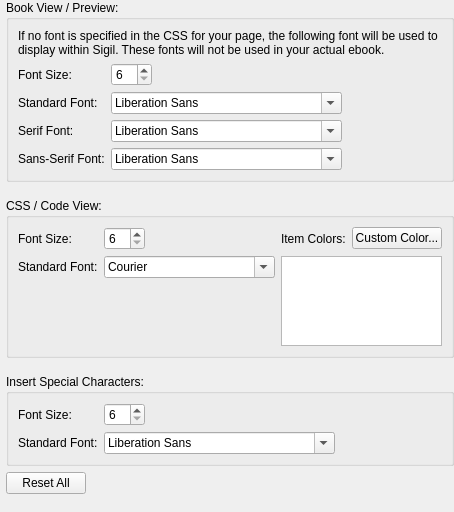
Above: src/Form_Files/PAppearanceWidget.ui from Sigil-Ebook/Sigil before the change. Below: the same form after it.
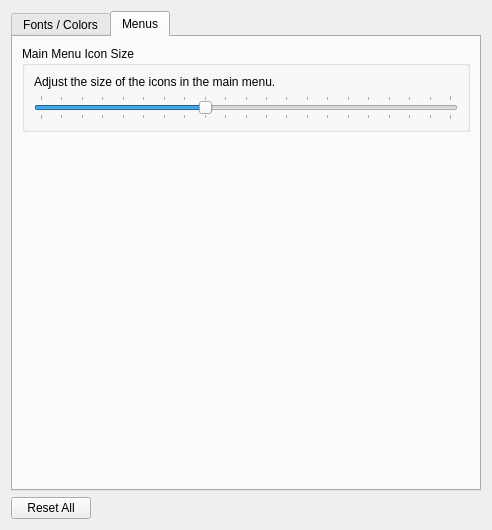
That is the form after the change. The open tabs and pages were chosen to show the change.

Commit message: Allow icon size tweaking via prefs

Diff of the .ui file:
```diff
--- a/src/Form_Files/PAppearanceWidget.ui
+++ b/src/Form_Files/PAppearanceWidget.ui
@@ -14,18 +14,16 @@
    <string>Appearance</string>
   </property>
   <layout class="QVBoxLayout" name="verticalLayout">
-   <property name="leftMargin">
-    <number>6</number>
-   </property>
-   <property name="topMargin">
+   <item>
+    <widget class="QTabWidget" name="tabAppearance">
+     <property name="currentIndex">
     <number>0</number>
    </property>
-   <property name="rightMargin">
-    <number>0</number>
-   </property>
-   <property name="bottomMargin">
-    <number>0</number>
-   </property>
+     <widget class="QWidget" name="fontsTab">
+      <attribute name="title">
+       <string>Fonts / Colors</string>
+      </attribute>
+      <layout class="QVBoxLayout" name="verticalLayout_2">
    <item>
     <widget class="QGroupBox" name="groupBoxBookView">
      <property name="title">
@@ -371,6 +369,100 @@
     </widget>
    </item>
    <item>
+        <spacer name="verticalSpacer">
+         <property name="orientation">
+          <enum>Qt::Vertical</enum>
+         </property>
+         <property name="sizeHint" stdset="0">
+          <size>
+           <width>20</width>
+           <height>0</height>
+          </size>
+         </property>
+        </spacer>
+       </item>
+      </layout>
+     </widget>
+     <widget class="QWidget" name="menusTab">
+      <attribute name="title">
+       <string>Menus</string>
+      </attribute>
+      <layout class="QVBoxLayout" name="verticalLayout_3">
+       <item>
+        <widget class="QGroupBox" name="groupBoxIconSize">
+         <property name="title">
+          <string>Main Menu Icon Size</string>
+         </property>
+         <layout class="QVBoxLayout" name="verticalLayout_4">
+          <item>
+           <widget class="QLabel" name="labelIconSize">
+            <property name="text">
+             <string>Adjust the size of the icons in the main menu.</string>
+            </property>
+            <property name="wordWrap">
+             <bool>true</bool>
+            </property>
+           </widget>
+          </item>
+          <item>
+           <widget class="QSlider" name="iconSizeSlider">
+            <property name="minimum">
+             <number>10</number>
+            </property>
+            <property name="maximum">
+             <number>30</number>
+            </property>
+            <property name="value">
+             <number>18</number>
+            </property>
+            <property name="sliderPosition">
+             <number>18</number>
+            </property>
+            <property name="orientation">
+             <enum>Qt::Horizontal</enum>
+            </property>
+            <property name="tickPosition">
+             <enum>QSlider::TicksBothSides</enum>
+            </property>
+            <property name="tickInterval">
+             <number>1</number>
+            </property>
+           </widget>
+          </item>
+         </layout>
+        </widget>
+       </item>
+       <item>
+        <spacer name="verticalSpacerTab">
+         <property name="orientation">
+          <enum>Qt::Vertical</enum>
+         </property>
+         <property name="sizeHint" stdset="0">
+          <size>
+           <width>20</width>
+           <height>40</height>
+          </size>
+         </property>
+        </spacer>
+       </item>
+      </layout>
+     </widget>
+    </widget>
+   </item>
+   <item>
+    <spacer name="verticalSpacerReset">
+     <property name="orientation">
+      <enum>Qt::Vertical</enum>
+     </property>
+     <property name="sizeHint" stdset="0">
+      <size>
+       <width>20</width>
+       <height>40</height>
+      </size>
+     </property>
+    </spacer>
+   </item>
+   <item>
     <layout class="QHBoxLayout" name="horizontalLayoutReset">
      <item>
       <widget class="QPushButton" name="resetAllButton">
@@ -403,19 +495,6 @@
      </item>
     </layout>
    </item>
-   <item>
-    <spacer name="verticalSpacer">
-     <property name="orientation">
-      <enum>Qt::Vertical</enum>
-     </property>
-     <property name="sizeHint" stdset="0">
-      <size>
-       <width>20</width>
-       <height>0</height>
-      </size>
-     </property>
-    </spacer>
-   </item>
   </layout>
  </widget>
  <resources/>
```
Lines whose indentation alone changed are shown as unchanged. The commit also changes 6 other files.
